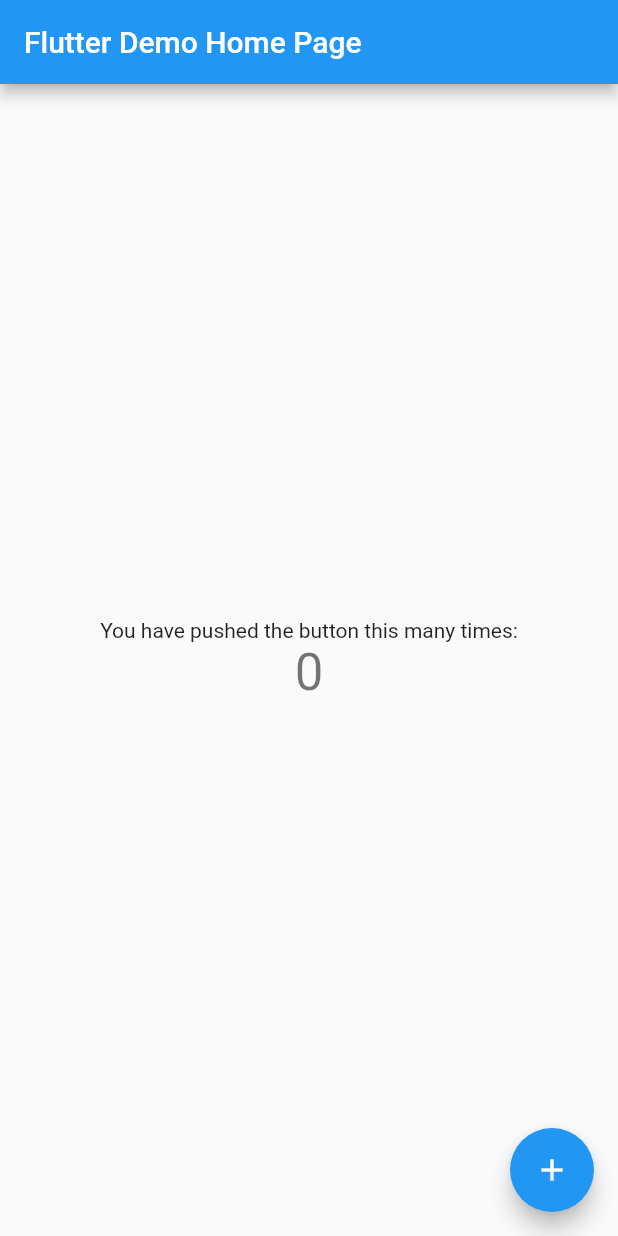
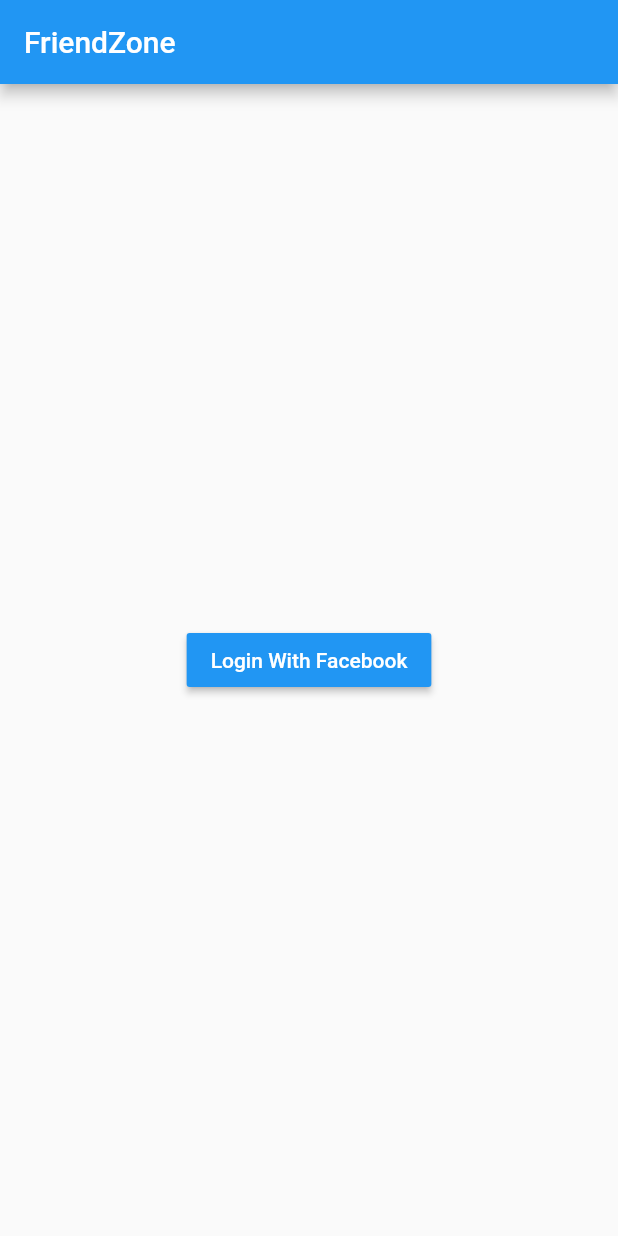
Before and after one commit to kriscfoster/friendzone, a Flutter app: the screen it shows after launch, on a phone screen of 412 x 824 dp. Run offline on Flutter 3.47's test engine with Material 2 defaults, Android fonts, the phone set to English and light mode, and no system bars.

```diff
--- /dev/null
+++ b/lib/auth.dart
@@ -0,0 +1,21 @@
+
+
+abstract class BaseAuth {
+  Future<String> currentUser();
+}
+
+
+class Auth implements BaseAuth {
+  Future<String> currentUser() async {
+    //FirebaseUser user = await FirebaseAuth.instance.currentUser();
+    //return user.uuid;
+
+    Future<String> user = getUser();
+    return user;
+  }
+
+  Future<String> getUser() async {
+    await(100);
+    return '123';
+  }
+}
--- /dev/null
+++ b/lib/home_page.dart
@@ -0,0 +1,20 @@
+import 'package:flutter/material.dart';
+
+class HomePage extends StatelessWidget {
+  @override
+  Widget build(BuildContext context ) {
+    return new Scaffold(
+      appBar: new AppBar(title: new Text('FriendZone')),
+      body: new Container(
+        child: new Center(
+          child: new Column(
+            mainAxisAlignment: MainAxisAlignment.center,
+            children: <Widget>[
+              new Text('Logged In'),
+            ],
+          )
+        ),
+      )
+    );
+  }
+}
--- /dev/null
+++ b/lib/login_page.dart
@@ -0,0 +1,31 @@
+import 'package:flutter/material.dart';
+
+class LoginPage extends StatelessWidget {
+  login(context) {
+
+  }
+
+  @override
+  Widget build(BuildContext context ) {
+    return new Scaffold(
+      appBar: new AppBar(title: new Text('FriendZone')),
+      body: new Container(
+        child: new Center(
+          child: new Column(
+            mainAxisAlignment: MainAxisAlignment.center,
+            children: <Widget>[
+              new RaisedButton(
+                child: new Text('Login With Facebook'),
+                color: Colors.blue,
+                textColor: Colors.white,
+                onPressed: () {
+                  login(context);
+                },
+              )
+            ],
+          )
+        ),
+      )
+    );
+  }
+}
--- a/lib/main.dart
+++ b/lib/main.dart
@@ -1,111 +1,11 @@
 import 'package:flutter/material.dart';
+import 'root_page.dart';
+import 'auth.dart';
 
-void main() => runApp(MyApp());
-
-class MyApp extends StatelessWidget {
-  // This widget is the root of your application.
-  @override
-  Widget build(BuildContext context) {
-    return MaterialApp(
-      title: 'Flutter Demo',
-      theme: ThemeData(
-        // This is the theme of your application.
-        //
-        // Try running your application with "flutter run". You'll see the
-        // application has a blue toolbar. Then, without quitting the app, try
-        // changing the primarySwatch below to Colors.green and then invoke
-        // "hot reload" (press "r" in the console where you ran "flutter run",
-        // or simply save your changes to "hot reload" in a Flutter IDE).
-        // Notice that the counter didn't reset back to zero; the application
-        // is not restarted.
-        primarySwatch: Colors.blue,
-      ),
-      home: MyHomePage(title: 'Flutter Demo Home Page'),
-    );
-  }
+void main () {
+  runApp(
+    new MaterialApp(
+      home: new RootPage(auth: new Auth()),
+    )
+  );
 }
-
-class MyHomePage extends StatefulWidget {
-  MyHomePage({Key key, this.title}) : super(key: key);
-
-  // This widget is the home page of your application. It is stateful, meaning
-  // that it has a State object (defined below) that contains fields that affect
-  // how it looks.
-
-  // This class is the configuration for the state. It holds the values (in this
-  // case the title) provided by the parent (in this case the App widget) and
-  // used by the build method of the State. Fields in a Widget subclass are
-  // always marked "final".
-
-  final String title;
-
-  @override
-  _MyHomePageState createState() => _MyHomePageState();
-}
-
-class _MyHomePageState extends State<MyHomePage> {
-  int _counter = 0;
-
-  void _incrementCounter() {
-    setState(() {
-      // This call to setState tells the Flutter framework that something has
-      // changed in this State, which causes it to rerun the build method below
-      // so that the display can reflect the updated values. If we changed
-      // _counter without calling setState(), then the build method would not be
-      // called again, and so nothing would appear to happen.
-      _counter++;
-    });
-  }
-
-  @override
-  Widget build(BuildContext context) {
-    // This method is rerun every time setState is called, for instance as done
-    // by the _incrementCounter method above.
-    //
-    // The Flutter framework has been optimized to make rerunning build methods
-    // fast, so that you can just rebuild anything that needs updating rather
-    // than having to individually change instances of widgets.
-    return Scaffold(
-      appBar: AppBar(
-        // Here we take the value from the MyHomePage object that was created by
-        // the App.build method, and use it to set our appbar title.
-        title: Text(widget.title),
-      ),
-      body: Center(
-        // Center is a layout widget. It takes a single child and positions it
-        // in the middle of the parent.
-        child: Column(
-          // Column is also layout widget. It takes a list of children and
-          // arranges them vertically. By default, it sizes itself to fit its
-          // children horizontally, and tries to be as tall as its parent.
-          //
-          // Invoke "debug painting" (press "p" in the console, choose the
-          // "Toggle Debug Paint" action from the Flutter Inspector in Android
-          // Studio, or the "Toggle Debug Paint" command in Visual Studio Code)
-          // to see the wireframe for each widget.
-          //
-          // Column has various properties to control how it sizes itself and
-          // how it positions its children. Here we use mainAxisAlignment to
-          // center the children vertically; the main axis here is the vertical
-          // axis because Columns are vertical (the cross axis would be
-          // horizontal).
-          mainAxisAlignment: MainAxisAlignment.center,
-          children: <Widget>[
-            Text(
-              'You have pushed the button this many times:',
-            ),
-            Text(
-              '$_counter',
-              style: Theme.of(context).textTheme.display1,
-            ),
-          ],
-        ),
-      ),
-      floatingActionButton: FloatingActionButton(
-        onPressed: _incrementCounter,
-        tooltip: 'Increment',
-        child: Icon(Icons.add),
-      ), // This trailing comma makes auto-formatting nicer for build methods.
-    );
-  }
-}
--- /dev/null
+++ b/lib/root_page.dart
@@ -0,0 +1,41 @@
+import 'package:flutter/material.dart';
+import 'login_page.dart';
+import 'home_page.dart';
+import 'auth.dart';
+
+class RootPage extends StatefulWidget {
+  RootPage({this.auth});
+  final BaseAuth auth;
+
+  @override
+  State<StatefulWidget> createState() => new _RootPageState();
+}
+
+enum AuthStatus {
+  notSignedIn,
+  signedIn,
+}
+
+class _RootPageState extends State<RootPage> {
+  AuthStatus authStatus = AuthStatus.notSignedIn;
+
+  @override
+  void initState() {
+    super.initState();
+    widget.auth.currentUser().then((user) {
+      print(user);
+      setState(() {
+        //authStatus = AuthStatus.signedIn;
+      });
+    });
+  }
+
+  Widget build(BuildContext context) {
+    switch(authStatus) {
+      case AuthStatus.notSignedIn:
+        return new LoginPage();
+      case AuthStatus.signedIn:
+        return new HomePage();
+    }
+  }
+}
```
